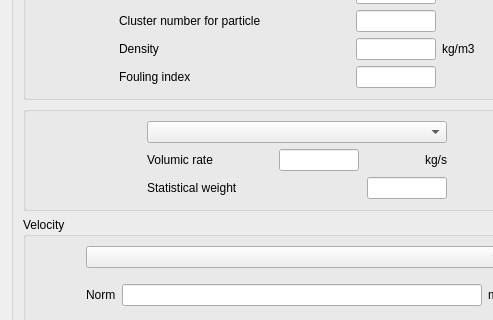
First picture: the form in gui/Pages/LagrangianBoundariesForm.ui, repository code-saturne/code_saturne, before the edit; both pictures show x 0 to 493 and y 463 to 783 of the 594 by 1286 pixel window.
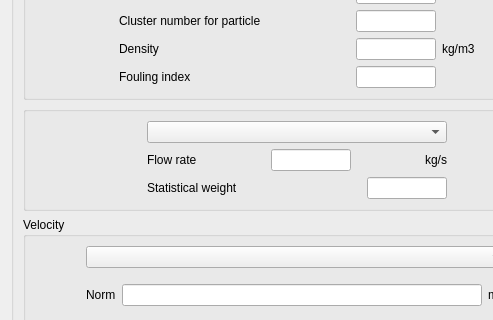
Second picture: the form after the edit.

The edit to the form file:
```diff
--- a/gui/Pages/LagrangianBoundariesForm.ui
+++ b/gui/Pages/LagrangianBoundariesForm.ui
@@ -404,7 +404,7 @@
                      <string>Code_Saturne key word: IDEBT</string>
                     </property>
                     <property name="text">
-                     <string>Volumic rate</string>
+                     <string>Flow rate</string>
                     </property>
                    </widget>
                   </item>
```
Left out of the diff: 2 changed lines with no effect on the pictures.
